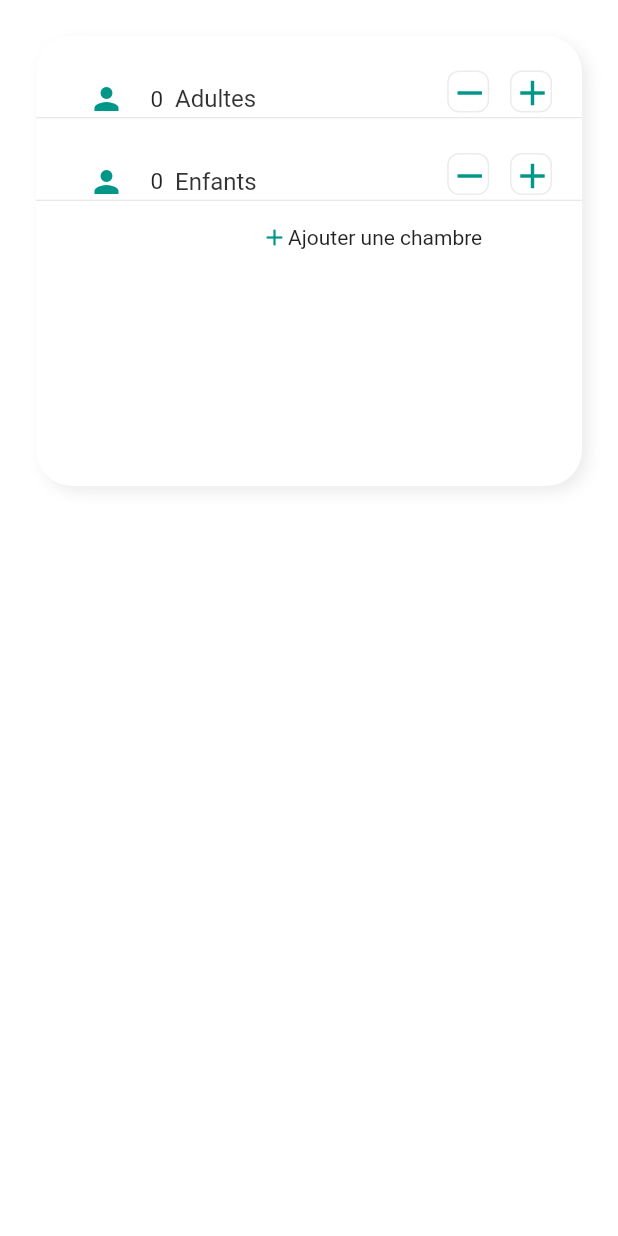
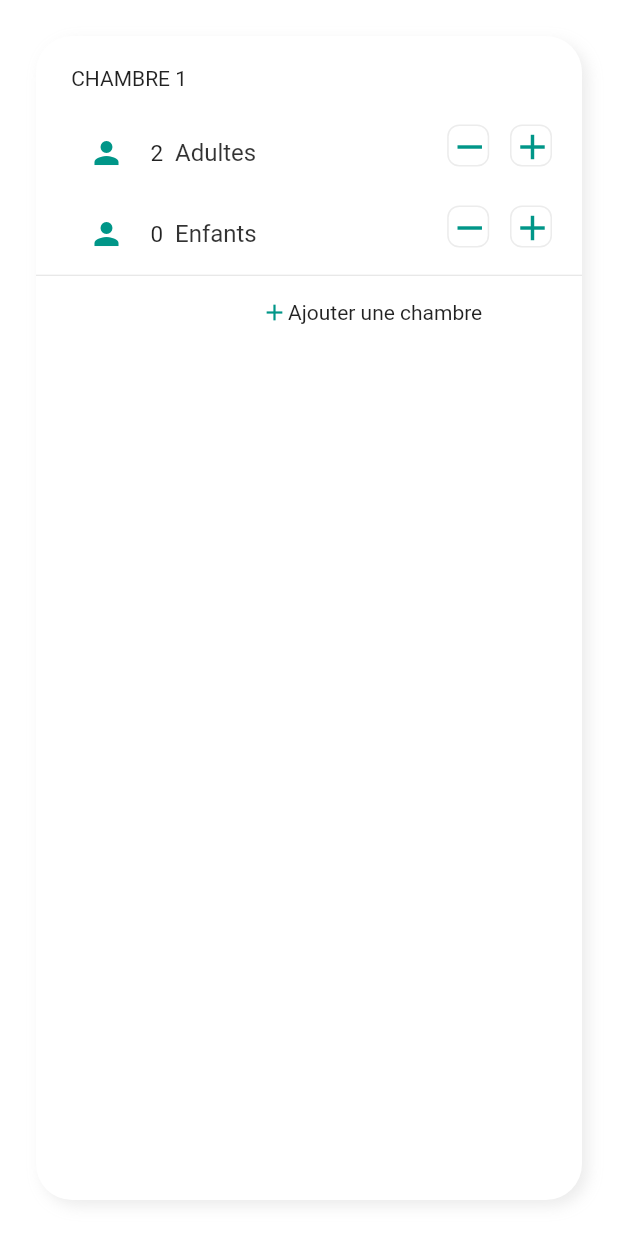
Before and after one commit to takwafarhat/app_flutter_booking, a Flutter app: the ChamberBottomSheet screen opened directly, on a phone screen of 412 x 824 dp. Run offline on Flutter 3.47's test engine with Material 2 defaults, Android fonts, the phone set to English and light mode, and no system bars; our stand-ins replace cloud_firestore, firebase_auth, firebase_storage, flutter_rating_bar, flutter_svg, font_awesome_flutter and 1 more; missing offline and left inert: flutter_slider_indicator; accounts and stored records are empty.

Commit message:
sedki commit

```diff
--- a/lib/models/chambre.dart
+++ b/lib/models/chambre.dart
@@ -13,8 +13,8 @@ class Chambre {
   final int ratingCount;
   final double averageRating;
 
-  Chambre(
-      {this.prix,
+  Chambre({
+    this.prix,
     this.nomHotel,
     this.photo,
     this.type,
@@ -24,7 +24,8 @@ class Chambre {
     this.pictures,
     this.description,
     this.ratingCount,
-      this.averageRating});
+    this.averageRating,
+  });
 
   static Chambre fromMap(Map<String, dynamic> map, String documentId) {
     if (map == null) return null;
--- a/lib/pages/chamber/DetailsChambre.dart
+++ b/lib/pages/chamber/DetailsChambre.dart
@@ -1,15 +1,13 @@
-import 'package:app_flat/core/const.dart';
+import 'package:app_flat/models/apartment_model.dart';
 import 'package:app_flat/models/chambre.dart';
 import 'package:app_flat/pages/chamber/bottom_sheet.dart';
-import 'package:app_flat/pages/chamber/calendar_popup_view.dart';
-import 'package:app_flat/pages/chamber/hotel_app_theme.dart';
 import 'package:flutter/material.dart';
 import 'package:flutter_slider_indicator/flutter_slider_indicator.dart';
-import 'package:intl/intl.dart';
 
 class DetailsChambre extends StatefulWidget {
   final Chambre myChambers;
-  DetailsChambre({@required this.myChambers});
+  final String hotelID;
+  DetailsChambre({@required this.myChambers, this.hotelID});
   @override
   _DetailsChambrState createState() => _DetailsChambrState();
 }
@@ -113,7 +111,6 @@ class _DetailsChambrState extends State<DetailsChambre> {
   }
 
   Widget _detailsChambre(BuildContext context) {
-    var _theme = Theme.of(context);
     return DraggableScrollableSheet(
         expand: true,
         initialChildSize: 0.65,
@@ -335,6 +332,7 @@ class _DetailsChambrState extends State<DetailsChambre> {
     showDialog<dynamic>(
       context: context,
       builder: (BuildContext context) => ChamberBottomSheet(
+        myHotel: widget.hotelID,
         onApplyClick: (int nbCham, int nbAdlt, int nbEnf) {
           setState(() {
             _ncham = nbCham;
--- a/lib/pages/chamber/bottom_sheet.dart
+++ b/lib/pages/chamber/bottom_sheet.dart
@@ -1,20 +1,19 @@
+import 'package:app_flat/models/apartment_model.dart';
+import 'package:app_flat/models/chambre.dart';
 import 'package:app_flat/pages/chamber/hotel_app_theme.dart';
+import 'package:app_flat/utils/database.dart';
 import 'package:flutter/material.dart';
 
 class ChamberBottomSheet extends StatefulWidget {
   final Function(int, int, int) onApplyClick;
   final Function onCancelClick;
-  final int ncham;
-  final int nadult;
-  final int nEnf;
-  const ChamberBottomSheet(
-      {Key key,
+  final String myHotel;
+
+  const ChamberBottomSheet({
     this.onApplyClick,
     this.onCancelClick,
-      this.ncham,
-      this.nadult,
-      this.nEnf})
-      : super(key: key);
+    this.myHotel,
+  });
   @override
   _ChamberBottomSheetState createState() => _ChamberBottomSheetState();
 }
@@ -23,33 +22,50 @@ class _ChamberBottomSheetState extends State<ChamberBottomSheet> {
   final String title = '';
   DateTime startDate = DateTime.now();
   DateTime endDate = DateTime.now().add(const Duration(days: 3));
-  int _ncham = 0;
-  int _nadult = 0;
-  int _nEnf = 0;
+  int ncham = 1;
+  int x = 1;
+
+  List<Widget> list = [];
+  List<Chambre> myChambers = [];
+
+  Future<void> getChambers(hid) async {
+    await DatabaseService().getChamberByHotelId(hid).then((value) {
+      value.forEach((element) {
+        myChambers.add(element);
+      });
+      setState(() {});
+    });
+  }
+
   @override
   void initState() {
-    if (widget.ncham != null) {
-      _ncham = widget.ncham;
-    }
-    if (widget.nadult != null) {
-      _nadult = widget.nadult;
-    }
-    if (widget.nEnf != null) {
-      _nEnf = widget.nEnf;
-    }
-
     super.initState();
+    getChambers(widget.myHotel);
   }
 
   @override
   Widget build(BuildContext context) {
+    list.clear();
+    for (var i = 0; i < x; i++) {
+      list.add(Column(
+        children: <Widget>[
+          AjouterChambre(
+            id: i,
+            nbCH: i + 1,
+          ),
+          const Divider(
+            height: 1,
+          ),
+        ],
+      ));
+    }
     return Center(
         child: Scaffold(
       backgroundColor: Colors.transparent,
       body: Padding(
         padding: const EdgeInsets.all(24.0),
         child: Container(
-          height: 300,
+          height: MediaQuery.of(context).size.height,
           decoration: BoxDecoration(
             color: HotelAppTheme.buildLightTheme().backgroundColor,
             borderRadius: const BorderRadius.all(Radius.circular(24.0)),
@@ -60,10 +76,66 @@ class _ChamberBottomSheetState extends State<ChamberBottomSheet> {
                   blurRadius: 8.0),
             ],
           ),
-          child: InkWell(
-            borderRadius: const BorderRadius.all(Radius.circular(24.0)),
-            onTap: () {},
-            child: Column(children: <Widget>[
+          child: SingleChildScrollView(
+            child: Column(
+              children: <Widget>[
+                Column(children: list),
+                Padding(
+                  padding: const EdgeInsets.only(left: 150, top: 15),
+                  child: Row(
+                    children: <Widget>[
+                      Container(
+                        child: Icon(
+                          Icons.add,
+                          color: Colors.teal,
+                          size: 18,
+                        ),
+                      ),
+                      InkWell(
+                        child: Text('Ajouter une chambre'),
+                        onTap: () {
+                          setState(() {
+                            print(myChambers.length);
+                            if (x < myChambers.length) x++;
+                          });
+                        },
+                      ),
+                    ],
+                  ),
+                ),
+              ],
+            ),
+          ),
+        ),
+      ),
+    ));
+  }
+}
+
+class AjouterChambre extends StatefulWidget {
+  final int id;
+  final int nbCH;
+
+  AjouterChambre({@required this.id, this.nbCH});
+  @override
+  _AjouterChambreState createState() => _AjouterChambreState();
+}
+
+class _AjouterChambreState extends State<AjouterChambre> {
+  int _ncham = 1;
+  int _nadult = 2;
+  int _nEnf = 0;
+  @override
+  Widget build(BuildContext context) {
+    return Column(children: <Widget>[
+      Padding(
+        padding: const EdgeInsets.only(left: 20.0, top: 20),
+        child: Row(
+          children: <Widget>[
+            Text(' CHAMBRE ${widget.nbCH}'),
+          ],
+        ),
+      ),
       Padding(
         padding: const EdgeInsets.only(left: 20.0, top: 20),
         child: new Row(
@@ -113,8 +185,7 @@ class _ChamberBottomSheetState extends State<ChamberBottomSheet> {
                                   Radius.circular(8.0),
                                 ),
                                 border: Border.all(
-                                            color:
-                                                Colors.grey.withOpacity(0.2)),
+                                    color: Colors.grey.withOpacity(0.2)),
                               ),
                               child: Icon(
                                 Icons.remove,
@@ -155,11 +226,8 @@ class _ChamberBottomSheetState extends State<ChamberBottomSheet> {
           ],
         ),
       ),
-              const Divider(
-                height: 1,
-              ),
       Padding(
-                padding: const EdgeInsets.only(left: 20.0, top: 20),
+        padding: const EdgeInsets.only(left: 20.0, top: 20, bottom: 15),
         child: new Row(
           mainAxisAlignment: MainAxisAlignment.spaceBetween,
           children: <Widget>[
@@ -175,8 +243,7 @@ class _ChamberBottomSheetState extends State<ChamberBottomSheet> {
                         color: Colors.teal,
                       ),
                       Text('    \t'),
-                              new Text('$_nadult',
-                                  style: new TextStyle(fontSize: 15.0)),
+                      new Text('$_nEnf', style: new TextStyle(fontSize: 15.0)),
                       Text(
                         '\t Enfants',
                         style: TextStyle(
@@ -207,8 +274,7 @@ class _ChamberBottomSheetState extends State<ChamberBottomSheet> {
                                   Radius.circular(8.0),
                                 ),
                                 border: Border.all(
-                                            color:
-                                                Colors.grey.withOpacity(0.2)),
+                                    color: Colors.grey.withOpacity(0.2)),
                               ),
                               child: Icon(
                                 Icons.remove,
@@ -230,8 +296,7 @@ class _ChamberBottomSheetState extends State<ChamberBottomSheet> {
                                   Radius.circular(8.0),
                                 ),
                                 border: Border.all(
-                                            color:
-                                                Colors.grey.withOpacity(0.2)),
+                                    color: Colors.grey.withOpacity(0.2)),
                               ),
                               child: Icon(
                                 Icons.add,
@@ -249,31 +314,7 @@ class _ChamberBottomSheetState extends State<ChamberBottomSheet> {
           ],
         ),
       ),
-              const Divider(
-                height: 1,
-              ),
-              Padding(
-                padding: const EdgeInsets.only(left: 150, top: 15),
-                child: InkWell(
-                  child: Row(
-                    children: <Widget>[
-                      Container(
-                        child: Icon(
-                          Icons.add,
-                          color: Colors.teal,
-                          size: 18,
-                        ),
-                      ),
-                      Text('Ajouter une chambre'),
-                    ],
-                  ),
-                ),
-              ),
-            ]),
-          ),
-        ),
-      ),
-    ));
+    ]);
   }
 
   void addCH() {
--- a/lib/pages/detail_page.dart
+++ b/lib/pages/detail_page.dart
@@ -6,7 +6,6 @@ import 'package:app_flat/pages/chamber/DetailsChambre.dart';
 import 'package:app_flat/utils/database.dart';
 import 'package:cloud_firestore/cloud_firestore.dart';
 import 'package:flutter/material.dart';
-import 'package:flutter_rating_bar/flutter_rating_bar.dart';
 import 'package:flutter_slider_indicator/flutter_slider_indicator.dart';
 import '../models/apartment_model.dart';
 import 'package:url_launcher/url_launcher.dart';
@@ -834,6 +833,7 @@ class _DetailPageState extends State<DetailPage> {
                           context,
                           MaterialPageRoute(
                             builder: (context) => DetailsChambre(
+                              hotelID: widget.myHotel.id,
                               myChambers: myChambers[index],
                             ),
                           ));
--- a/lib/pages/home_page.dart
+++ b/lib/pages/home_page.dart
@@ -147,21 +147,21 @@ class _HomePageState extends State<HomePage> {
     );
   }
 
-  void showDemoDialog1({BuildContext context}) {
-    showDialog<dynamic>(
-      context: context,
-      builder: (BuildContext context) => ChamberBottomSheet(
-        onApplyClick: (int nbCham, int nbAdlt, int nbEnf) {
-          setState(() {
-            _ncham = nbCham;
-            _nadult = nbAdlt;
-            _nEnf = nbEnf;
-          });
-        },
-        onCancelClick: () {},
-      ),
-    );
-  }
+  // void showDemoDialog1({BuildContext context}) {
+  //   showDialog<dynamic>(
+  //     context: context,
+  //     builder: (BuildContext context) => ChamberBottomSheet(
+  //       onApplyClick: (int nbCham, int nbAdlt, int nbEnf) {
+  //         setState(() {
+  //           _ncham = nbCham;
+  //           _nadult = nbAdlt;
+  //           _nEnf = nbEnf;
+  //         });
+  //       },
+  //       onCancelClick: () {},
+  //     ),
+  //   );
+  // }
 
   Widget getSearchBarUI() {
     return Padding(
```
Lines whose indentation alone changed are shown as unchanged.
